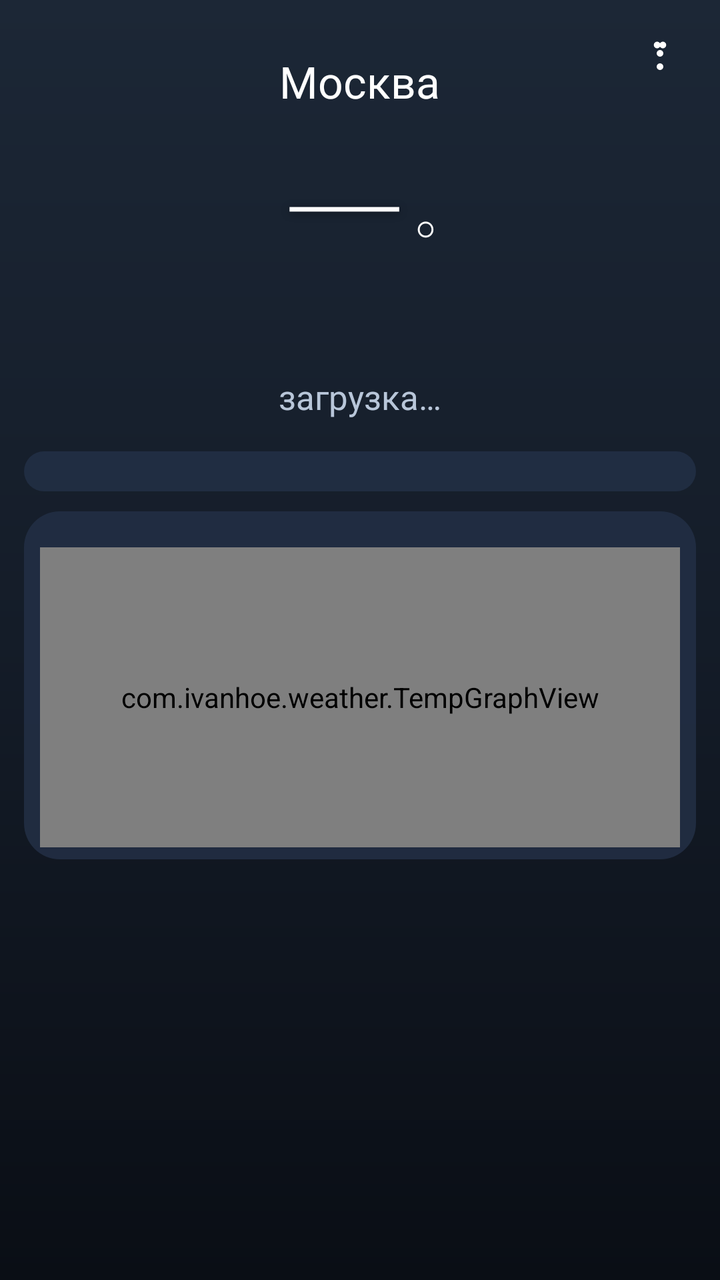
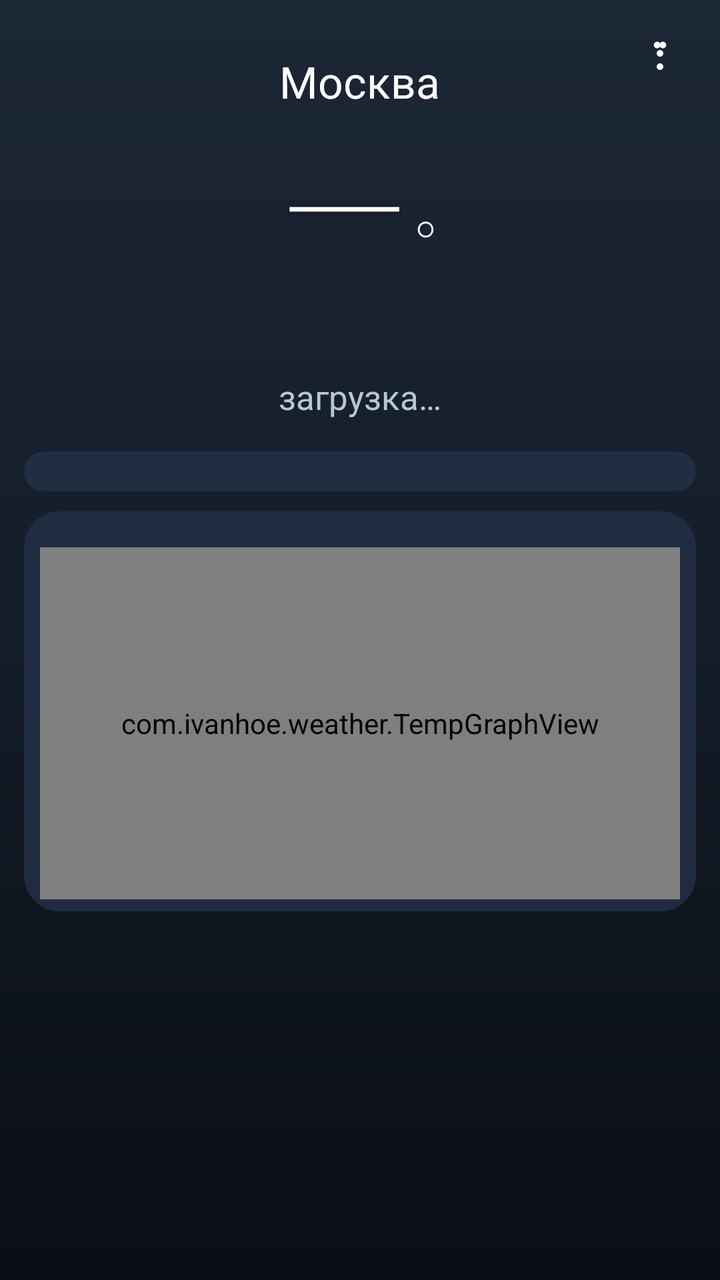

The first picture is an Android layout as it rendered before a commit; the second is the same layout after the commit. The layout source and the unified diff follow.
<!-- AndroidManifest.xml: application theme android:Theme.DeviceDefault.NoActionBar -->
<!-- res/layout/activity_detail.xml -->
<?xml version="1.0" encoding="utf-8"?>
<ScrollView xmlns:android="http://schemas.android.com/apk/res/android"
    android:layout_width="match_parent"
    android:layout_height="match_parent"
    android:background="@drawable/bg_gradient"
    android:fillViewport="true">

    <LinearLayout
        android:layout_width="match_parent"
        android:layout_height="wrap_content"
        android:orientation="vertical">

        
        <FrameLayout
            android:layout_width="match_parent"
            android:layout_height="wrap_content">

            <LinearLayout
                android:layout_width="match_parent"
                android:layout_height="wrap_content"
                android:orientation="vertical"
                android:gravity="center_horizontal"
                android:paddingTop="26dp"
                android:paddingBottom="16dp">

                <TextView
                    android:id="@+id/tv_city"
                    android:layout_width="wrap_content"
                    android:layout_height="wrap_content"
                    android:textSize="22sp"
                    android:textColor="#FFFFFF"
                    android:text="@string/moscow" />

                <LinearLayout
                    android:layout_width="wrap_content"
                    android:layout_height="wrap_content"
                    android:orientation="horizontal"
                    android:gravity="top"
                    android:paddingTop="2dp">

                    <TextView
                        android:id="@+id/tv_big_temp"
                        android:layout_width="wrap_content"
                        android:layout_height="wrap_content"
                        android:textSize="84sp"
                        android:textColor="#FFFFFF"
                        android:fontFamily="sans-serif-thin"
                        android:includeFontPadding="false"
                        android:shadowColor="#66000000"
                        android:shadowRadius="10"
                        android:shadowDy="2"
                        android:text="—" />

                    <TextView
                        android:id="@+id/tv_degree"
                        android:layout_width="wrap_content"
                        android:layout_height="wrap_content"
                        android:textSize="34sp"
                        android:textColor="#FFFFFF"
                        android:fontFamily="sans-serif-thin"
                        android:paddingLeft="2dp"
                        android:paddingTop="8dp"
                        android:text="°" />
                </LinearLayout>

                <TextView
                    android:id="@+id/tv_range"
                    android:layout_width="wrap_content"
                    android:layout_height="wrap_content"
                    android:textSize="20sp"
                    android:textColor="#E0FFFFFF"
                    android:text="" />

                <TextView
                    android:id="@+id/tv_desc"
                    android:layout_width="wrap_content"
                    android:layout_height="wrap_content"
                    android:paddingTop="4dp"
                    android:textSize="17sp"
                    android:textColor="#B8C6D9"
                    android:text="@string/loading" />
            </LinearLayout>

            <ImageView
                android:id="@+id/btn_menu"
                android:layout_width="40dp"
                android:layout_height="40dp"
                android:layout_gravity="top|end"
                android:padding="10dp"
                android:layout_margin="10dp"
                android:src="@drawable/ic_menu"
                android:contentDescription="@string/app_name" />
        </FrameLayout>

        
        <LinearLayout
            android:layout_width="match_parent"
            android:layout_height="wrap_content"
            android:orientation="vertical"
            android:layout_marginLeft="12dp"
            android:layout_marginRight="12dp"
            android:layout_marginBottom="10dp"
            android:background="@drawable/card_bg"
            android:paddingTop="10dp"
            android:paddingBottom="10dp">

            <HorizontalScrollView
                android:layout_width="match_parent"
                android:layout_height="wrap_content"
                android:scrollbars="none">

                <LinearLayout
                    android:id="@+id/ll_hours"
                    android:layout_width="wrap_content"
                    android:layout_height="wrap_content"
                    android:orientation="horizontal"
                    android:paddingLeft="4dp"
                    android:paddingRight="4dp" />
            </HorizontalScrollView>
        </LinearLayout>

        
        <LinearLayout
            android:layout_width="match_parent"
            android:layout_height="wrap_content"
            android:orientation="vertical"
            android:layout_marginLeft="12dp"
            android:layout_marginRight="12dp"
            android:background="@drawable/card_bg"
            android:paddingTop="12dp"
            android:paddingBottom="6dp">

            <HorizontalScrollView
                android:layout_width="match_parent"
                android:layout_height="wrap_content"
                android:scrollbars="none">

                <LinearLayout
                    android:id="@+id/ll_days"
                    android:layout_width="wrap_content"
                    android:layout_height="wrap_content"
                    android:orientation="horizontal" />
            </HorizontalScrollView>

            <com.ivanhoe.weather.TempGraphView
                android:id="@+id/graph"
                android:layout_width="match_parent"
                android:layout_height="150dp"
                android:layout_marginTop="6dp"
                android:layout_marginLeft="8dp"
                android:layout_marginRight="8dp" />
        </LinearLayout>

        <TextView
            android:id="@+id/tv_details"
            android:layout_width="match_parent"
            android:layout_height="wrap_content"
            android:paddingTop="14dp"
            android:paddingLeft="16dp"
            android:paddingRight="16dp"
            android:textSize="13sp"
            android:gravity="center"
            android:textColor="#9FB0C8"
            android:text="" />

        <TextView
            android:id="@+id/tv_updated"
            android:layout_width="match_parent"
            android:layout_height="wrap_content"
            android:paddingTop="4dp"
            android:paddingBottom="22dp"
            android:textSize="12sp"
            android:gravity="center"
            android:textColor="#7A8AA0"
            android:text="" />
    </LinearLayout>
</ScrollView>
<!-- resources referenced by this layout -->
<resources>
  <!-- drawable bg_gradient (drawable) -->
  <?xml version="1.0" encoding="utf-8"?>
  <shape xmlns:android="http://schemas.android.com/apk/res/android"
      android:shape="rectangle">
      <gradient
          android:type="linear"
          android:angle="270"
          android:startColor="#FF1C2736"
          android:centerColor="#FF141C28"
          android:endColor="#FF0A0E15" />
  </shape>
  <!-- drawable card_bg (drawable) -->
  <?xml version="1.0" encoding="utf-8"?>
  <shape xmlns:android="http://schemas.android.com/apk/res/android"
      android:shape="rectangle">
      <solid android:color="#D9233046" />
      <corners android:radius="18dp" />
  </shape>
  <!-- drawable ic_menu (drawable) -->
  <?xml version="1.0" encoding="utf-8"?>
  <vector xmlns:android="http://schemas.android.com/apk/res/android"
      android:width="24dp" android:height="24dp"
      android:viewportWidth="24" android:viewportHeight="24">
      <path android:fillColor="#FFFFFF"
          android:pathData="M12,6a2,2 0 1,0 0,4a2,2 0 1,0 0,-4z M12,14a2,2 0 1,0 0,4a2,2 0 1,0 0,-4z M12,2a2,2 0 1,0 0,2a2,2 0 1,0 0,-2z" />
  </vector>
  <string name="app_name">Погода Артёма</string>
  <string name="loading">загрузка…</string>
  <string name="moscow">Москва</string>
</resources>

<!-- the commit's change to res/layout/activity_detail.xml (unified diff, before → after) -->
@@ -145,7 +145,7 @@
             <com.ivanhoe.weather.TempGraphView
                 android:id="@+id/graph"
                 android:layout_width="match_parent"
-                android:layout_height="150dp"
+                android:layout_height="176dp"
                 android:layout_marginTop="6dp"
                 android:layout_marginLeft="8dp"
                 android:layout_marginRight="8dp" />
